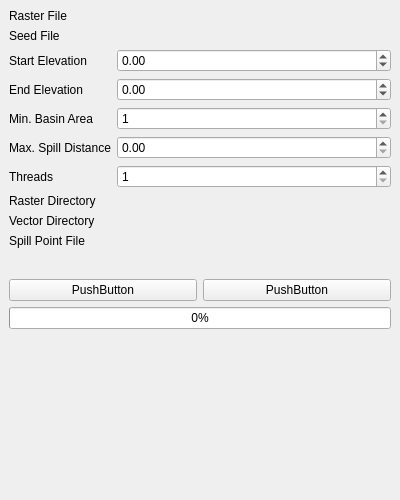
Old version of the form src/flood_qgis.ui in the repository rskelly/flood.
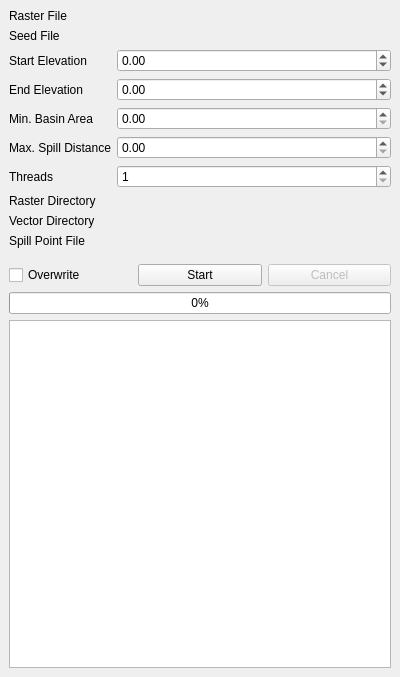
New version of the form. Custom widgets are drawn as their Qt base class.

```diff
--- a/src/flood_qgis.ui
+++ b/src/flood_qgis.ui
@@ -7,7 +7,7 @@
     <x>0</x>
     <y>0</y>
     <width>400</width>
-    <height>500</height>
+    <height>677</height>
    </rect>
   </property>
   <property name="windowTitle">
@@ -79,19 +79,6 @@
       </property>
      </widget>
     </item>
-    <item row="4" column="1">
-     <widget class="QgsSpinBox" name="spnBasinArea">
-      <property name="minimum">
-       <number>1</number>
-      </property>
-      <property name="maximum">
-       <number>1000000</number>
-      </property>
-      <property name="value">
-       <number>1</number>
-      </property>
-     </widget>
-    </item>
     <item row="5" column="0">
      <widget class="QLabel" name="label_9">
       <property name="text">
@@ -153,34 +140,50 @@
     <item row="9" column="1">
      <widget class="QgsFileWidget" name="fleOutputSpill"/>
     </item>
-    <item row="11" column="0" colspan="2">
+    <item row="12" column="0" colspan="2">
      <layout class="QHBoxLayout" name="horizontalLayout_2">
       <property name="topMargin">
-       <number>25</number>
+       <number>10</number>
       </property>
       <item>
-       <widget class="QPushButton" name="pushButton">
+       <widget class="QCheckBox" name="chkOverwrite">
         <property name="text">
-         <string>PushButton</string>
+         <string>Overwrite</string>
         </property>
        </widget>
       </item>
       <item>
        <widget class="QPushButton" name="pushButton_2">
         <property name="text">
-         <string>PushButton</string>
+         <string>Start</string>
+        </property>
+       </widget>
+      </item>
+      <item>
+       <widget class="QPushButton" name="btnCancel">
+        <property name="enabled">
+         <bool>false</bool>
+        </property>
+        <property name="text">
+         <string>Cancel</string>
         </property>
        </widget>
       </item>
      </layout>
     </item>
-    <item row="12" column="0" colspan="2">
+    <item row="13" column="0" colspan="2">
      <widget class="QProgressBar" name="progressBar">
       <property name="value">
        <number>0</number>
       </property>
      </widget>
     </item>
+    <item row="14" column="0" colspan="2">
+     <widget class="QListWidget" name="lstCompleted"/>
+    </item>
+    <item row="4" column="1">
+     <widget class="QgsDoubleSpinBox" name="spnMinBasinArea"/>
+    </item>
    </layout>
   </widget>
  </widget>
```
Left out of the diff: 6 changed lines with no effect on the pictures.
